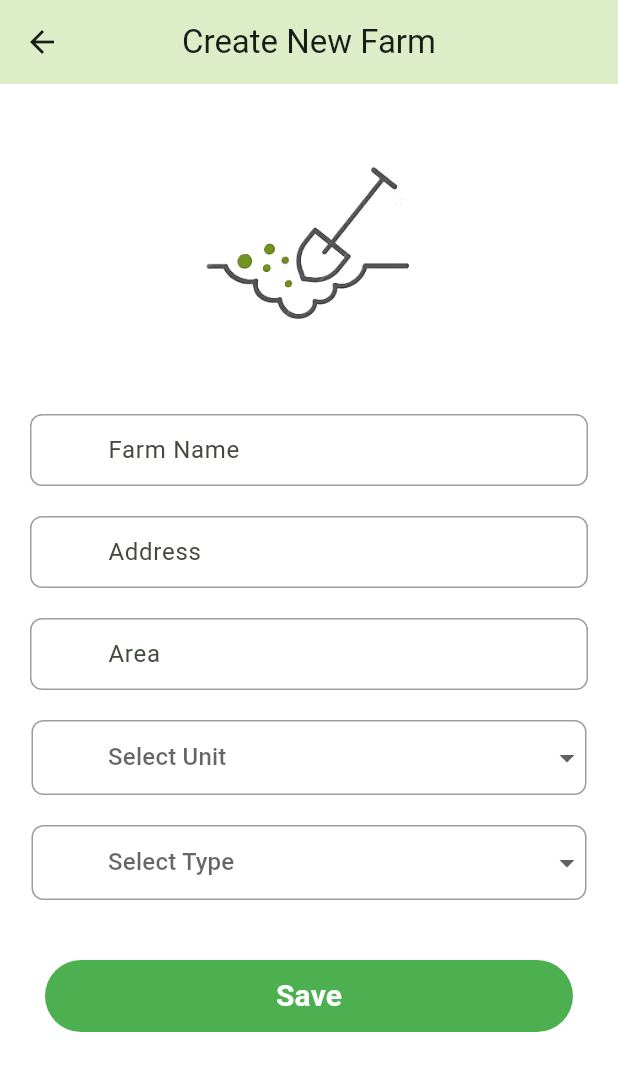
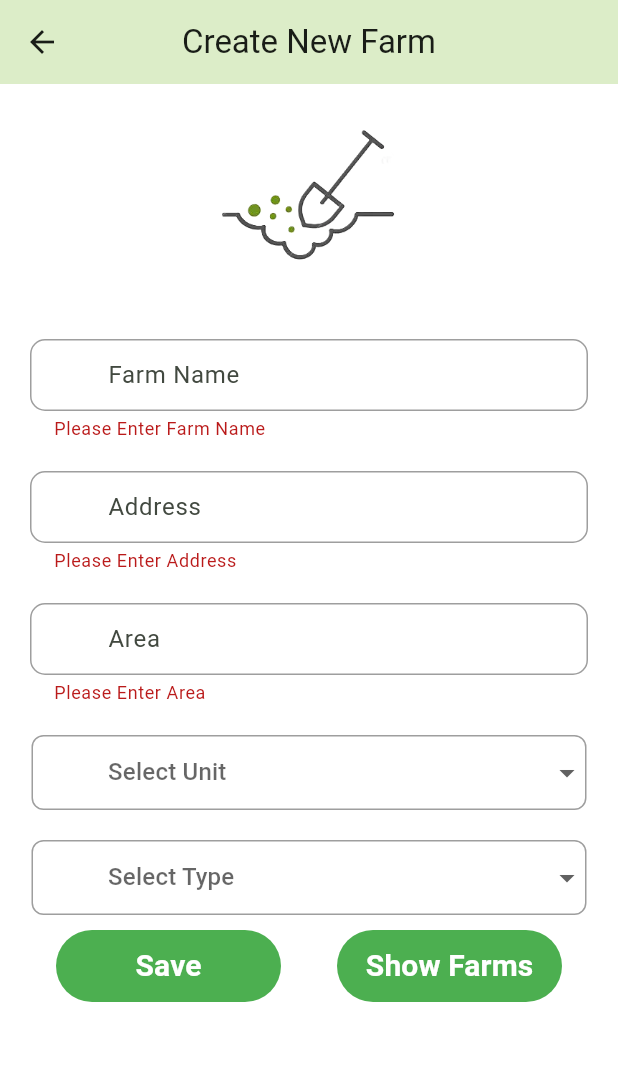
Before and after one commit to ShriHerwade/sheti_next, a Flutter app: the CreateFarms screen opened directly, after a tap on "Save", on a phone screen of 412 x 824 dp. Shown: the top 1071 px of the screen. Run offline on Flutter 3.47's test engine with Material 2 defaults, Android fonts, the phone set to English and light mode, and no system bars; our stand-ins replace google_nav_bar, introduction_screen, shared_preferences, sqflite, toast; missing offline and left inert: dart:ffi; accounts and stored records are empty.

Commit message:
farm saved and data display

```diff
--- /dev/null
+++ b/lib/zebra/dao/models/FarmModel.dart
@@ -0,0 +1,35 @@
+class FarmModel {
+  String? farmName;
+  String? farmAddress;
+  double? farmArea;
+  String? unit;
+  String? farmType;
+
+  FarmModel({
+    this.farmName,
+    this.farmAddress,
+    this.farmArea,
+    this.unit,
+    this.farmType,
+  });
+
+  Map<String, dynamic> toMap() {
+    return {
+      'farmName': farmName,
+      'farmAddress': farmAddress,
+      'farmArea': farmArea,
+      'unit': unit,
+      'farmType': farmType,
+    };
+  }
+
+  factory FarmModel.fromMap(Map<String, dynamic> map) {
+    return FarmModel(
+      farmName: map['farmName'],
+      farmAddress: map['farmAddress'],
+      farmArea: map['farmArea'],
+      unit: map['unit'],
+      farmType: map['farmType'],
+    );
+  }
+}
--- a/lib/zebra/screen/farming/CreateCropScreen.dart
+++ b/lib/zebra/screen/farming/CreateCropScreen.dart
@@ -2,7 +2,8 @@ import 'package:flutter/material.dart';
 import 'package:intl/intl.dart';
 import 'package:sheti_next/zebra/common/widgets/NxTextFormField.dart';
 import 'package:sheti_next/zebra/dao/DbHelper.dart';
-
+import 'package:sheti_next/zebra/dao/models/FarmModel.dart'; // Import the FarmModel
+import 'package:sheti_next/zebra/dao/models/FarmModel.dart';
 class CreateCrop extends StatefulWidget {
   const CreateCrop({Key? key}) : super(key: key);
 
@@ -17,17 +18,24 @@ class _CreateCropState extends State<CreateCrop> {
   final _cropNames = ["ऊस - 80032", "ऊस - 80011", "ज्वारी - शाळू", "ज्वारी - हायब्रीड"];
   final _unit = ["एकर", "हेक्टर"];
 
-  String? selectedFarm;
   String? selectedUnit;
   String? selectedCrop;
   DateTime? startDate;
   DateTime? endDate;
   DbHelper? dbHelper;
+  List<FarmModel> farms = []; // List to store farms
 
   @override
   void initState() {
     super.initState();
     dbHelper = DbHelper();
+    loadFarms(); // Load farms when the widget initializes
+  }
+
+  // Load farms from the database
+  Future<void> loadFarms() async {
+    farms = await dbHelper!.getAllFarms();
+    setState(() {});
   }
 
   Future<void> _selectDate(BuildContext context, bool isStartDate) async {
@@ -96,25 +104,26 @@ class _CreateCropState extends State<CreateCrop> {
                     ),
                     child: DropdownButtonHideUnderline(
                       child: DropdownButton<String>(
-                        value: selectedFarm,
+                        value: selectedUnit,
                         hint: Padding(
                           padding: const EdgeInsets.symmetric(horizontal: 50.0),
                           child: Text('Select Farm Name'),
                         ),
                         onChanged: (String? farmName) {
                           setState(() {
-                            selectedFarm = farmName;
+                            selectedUnit = farmName;
                             if (farmName != null) {
                               print('Selected Farm: $farmName');
                             }
                           });
                         },
-                        items: _unit.map((String farm) {
+                        items: farms.map((FarmModel farm) {
                           return DropdownMenuItem<String>(
-                            value: farm,
+                            value: farm.farmName,
                             child: Padding(
                               padding: const EdgeInsets.symmetric(horizontal: 50.0),
-                              child: Text(farm),
+                              child: Text(farm.farmName ?? 'Unknown Farm'),
+
                             ),
                           );
                         }).toList(),
@@ -144,12 +153,12 @@ class _CreateCropState extends State<CreateCrop> {
                             }
                           });
                         },
-                        items: _cropNames.map((String farm) {
+                        items: _cropNames.map((String crop) {
                           return DropdownMenuItem<String>(
-                            value: farm,
+                            value: crop,
                             child: Padding(
                               padding: const EdgeInsets.symmetric(horizontal: 50.0),
-                              child: Text(farm),
+                              child: Text(crop),
                             ),
                           );
                         }).toList(),
--- a/lib/zebra/screen/farming/CreateFarmScreen.dart
+++ b/lib/zebra/screen/farming/CreateFarmScreen.dart
@@ -1,7 +1,10 @@
+import 'dart:ffi';
+
 import 'package:flutter/material.dart';
-//import 'package:sheti_next/zebra/common/widgets/NxDropDownFormField.dart';
 import 'package:sheti_next/zebra/common/widgets/NxTextFormField.dart';
 import 'package:sheti_next/zebra/dao/DbHelper.dart';
+import 'package:sheti_next/zebra/dao/models/FarmModel.dart';
+import 'FarmsListScreen.dart';
 
 class CreateFarms extends StatefulWidget {
   const CreateFarms({Key? key}) : super(key: key);
@@ -17,7 +20,6 @@ class _CreateFarmsState extends State<CreateFarms> {
   final _confarmArea = TextEditingController();
   final _farmType = ["Owned", "Leased", "Joint Venture"];
   final _unit = ["Acre", "Hectare"];
-  final  double _fixHeight = 20;
 
   String? selectedUnit;
   String? selectedType;
@@ -34,17 +36,14 @@ class _CreateFarmsState extends State<CreateFarms> {
     return Scaffold(
       backgroundColor: Colors.white,
       appBar: AppBar(
-
         title: Text("Create New Farm"),
         centerTitle: true,
       ),
       body: Form(
-
         key: _formKey,
         child: SingleChildScrollView(
           scrollDirection: Axis.vertical,
           child: Container(
-
             child: Center(
               child: Column(
                 mainAxisAlignment: MainAxisAlignment.center,
@@ -52,10 +51,10 @@ class _CreateFarmsState extends State<CreateFarms> {
                   Container(
                     child: Column(
                       children: [
-                        const SizedBox(height: 50),
+                        const SizedBox(height: 30),
                         Image.asset(
                           "assets/images/top_create-farm-1.png",
-                          height: 150,
+                          height: 120,
                           width: 150,
                         ),
                         const SizedBox(height: 20.0),
@@ -67,7 +66,7 @@ class _CreateFarmsState extends State<CreateFarms> {
                     hintName: "Farm Name",
                     inputType: TextInputType.name,
                   ),
-                  SizedBox(height: 20.0 ),
+                  SizedBox(height: 20.0),
                   NxTextFormField(
                     controller: _confarmAddress,
                     hintName: "Address",
@@ -150,19 +149,57 @@ class _CreateFarmsState extends State<CreateFarms> {
                     ),
                   ),
                   SizedBox(height: 10.0),
+                  Row(
+                    mainAxisAlignment: MainAxisAlignment.spaceEvenly,
+                    children: [
+                      // Modified button width to 150
                       Container(
-                    margin: EdgeInsets.all(30.0),
-                    width: double.infinity,
+                        width: 150,
                         child: TextButton(
-                      onPressed: () {},
+                          onPressed: () {
+                            saveFarmData(context);
+                          },
                           child: Text(
                             "Save",
-                        style: TextStyle(color: Colors.white,fontWeight: FontWeight.bold,fontSize: 20),
+                            style: TextStyle(
+                              color: Colors.white,
+                              fontWeight: FontWeight.bold,
+                              fontSize: 20,
+                            ),
                           ),
                         ),
                         decoration: BoxDecoration(
                           color: Colors.green,
-                        borderRadius: BorderRadius.circular(30.0)),
+                          borderRadius: BorderRadius.circular(30.0),
+                        ),
+                      ),
+                      // Modified button width to 150
+                      Container(
+                        width: 150,
+                        child: TextButton(
+                          onPressed: () {
+                            Navigator.push(
+                              context,
+                              MaterialPageRoute(
+                                builder: (context) => FarmsListScreen(),
+                              ),
+                            );
+                          },
+                          child: Text(
+                            "Show Farms",
+                            style: TextStyle(
+                              color: Colors.white,
+                              fontWeight: FontWeight.bold,
+                              fontSize: 20,
+                            ),
+                          ),
+                        ),
+                        decoration: BoxDecoration(
+                          color: Colors.green,
+                          borderRadius: BorderRadius.circular(30.0),
+                        ),
+                      ),
+                    ],
                   ),
                 ],
               ),
@@ -172,4 +209,30 @@ class _CreateFarmsState extends State<CreateFarms> {
       ),
     );
   }
+
+  void saveFarmData(BuildContext context) async {
+    if (_formKey.currentState!.validate()) {
+      FarmModel farm = FarmModel(
+        farmName: _confarmName.text,
+        farmAddress: _confarmAddress.text,
+        farmArea: double.parse(_confarmArea.text),
+        unit: selectedUnit!,
+        farmType: selectedType!,
+      );
+
+      await dbHelper!.saveFarmData(farm);
+
+      _confarmName.clear();
+      _confarmAddress.clear();
+      _confarmArea.clear();
+      selectedUnit = null;
+      selectedType = null;
+
+      ScaffoldMessenger.of(context).showSnackBar(
+        SnackBar(
+          content: Text("Farm data saved successfully!"),
+        ),
+      );
     }
+  }
+}
```
Also changed, not shown: lib/zebra/dao/DbHelper.dart (+42 -118 lines), lib/zebra/screen/farming/FarmsListScreen.dart (added, +71 -0 lines). Lines whose indentation alone changed are shown as unchanged.
